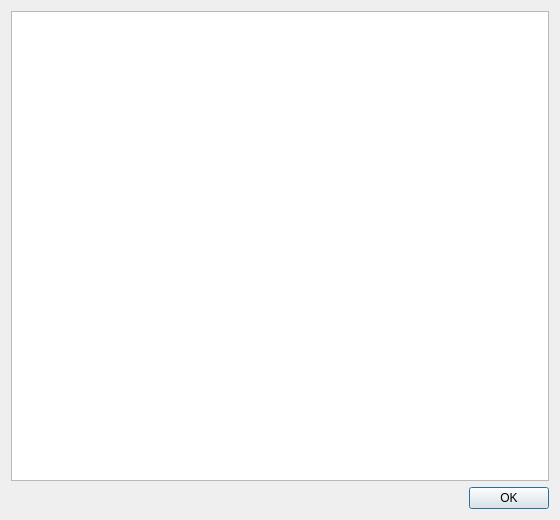
First picture: the form in mandelbrot-gui/dialogs/help/HelpDialog.ui, repository Alex31TheDev/mandelbrot, before the edit.
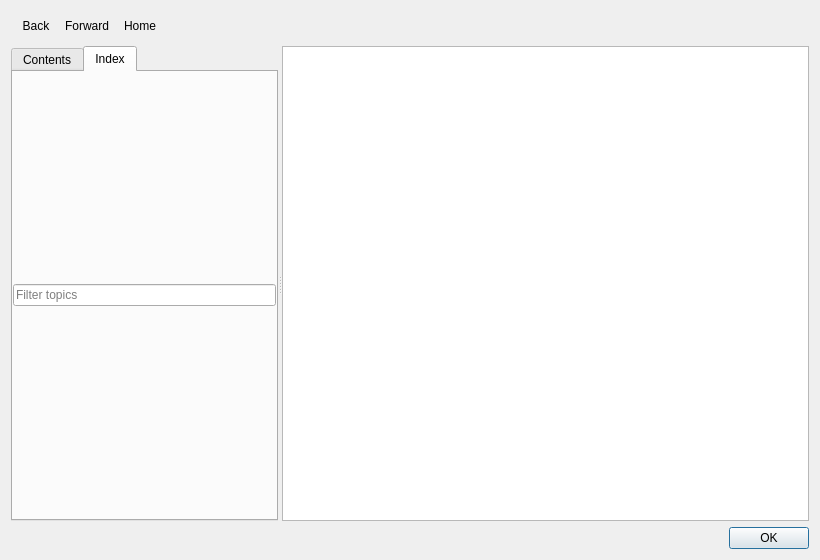
Second picture: the form after the edit. The open tabs and pages were chosen to show the change. Custom widgets are drawn as their Qt base class.

Commit message: Improve help and about, fix some native bugs

```diff
--- a/mandelbrot-gui/dialogs/help/HelpDialog.ui
+++ b/mandelbrot-gui/dialogs/help/HelpDialog.ui
@@ -6,19 +6,115 @@
    <rect>
     <x>0</x>
     <y>0</y>
-    <width>560</width>
-    <height>520</height>
+    <width>820</width>
+    <height>560</height>
    </rect>
   </property>
+  <property name="minimumSize">
+   <size>
+    <width>720</width>
+    <height>480</height>
+   </size>
+  </property>
   <property name="windowTitle">
    <string>Help</string>
   </property>
   <layout class="QVBoxLayout" name="verticalLayout">
    <item>
-    <widget class="QTextBrowser" name="helpText">
-     <property name="openExternalLinks">
-      <bool>true</bool>
+    <widget class="QToolBar" name="toolBar">
+     <property name="movable">
+      <bool>false</bool>
      </property>
+     <addaction name="actionBack"/>
+     <addaction name="actionForward"/>
+     <addaction name="actionHome"/>
+    </widget>
+   </item>
+   <item>
+    <widget class="QSplitter" name="splitter">
+     <property name="orientation">
+      <enum>Qt::Horizontal</enum>
+     </property>
+     <widget class="QTabWidget" name="navTabs">
+      <property name="minimumSize">
+       <size>
+        <width>220</width>
+        <height>0</height>
+       </size>
+      </property>
+      <widget class="QWidget" name="contentsPage">
+       <attribute name="title">
+        <string>Contents</string>
+       </attribute>
+       <layout class="QVBoxLayout" name="contentsLayout">
+        <property name="leftMargin">
+         <number>0</number>
+        </property>
+        <property name="topMargin">
+         <number>0</number>
+        </property>
+        <property name="rightMargin">
+         <number>0</number>
+        </property>
+        <property name="bottomMargin">
+         <number>0</number>
+        </property>
+       </layout>
+      </widget>
+      <widget class="QWidget" name="indexPage">
+       <attribute name="title">
+        <string>Index</string>
+       </attribute>
+       <layout class="QVBoxLayout" name="indexLayout">
+        <property name="leftMargin">
+         <number>0</number>
+        </property>
+        <property name="topMargin">
+         <number>0</number>
+        </property>
+        <property name="rightMargin">
+         <number>0</number>
+        </property>
+        <property name="bottomMargin">
+         <number>0</number>
+        </property>
+        <item>
+         <widget class="QLineEdit" name="indexFilterEdit">
+          <property name="placeholderText">
+           <string>Filter topics</string>
+          </property>
+         </widget>
+        </item>
+        <item>
+         <layout class="QVBoxLayout" name="indexWidgetLayout">
+          <property name="leftMargin">
+           <number>0</number>
+          </property>
+          <property name="topMargin">
+           <number>0</number>
+          </property>
+          <property name="rightMargin">
+           <number>0</number>
+          </property>
+          <property name="bottomMargin">
+           <number>0</number>
+          </property>
+         </layout>
+        </item>
+       </layout>
+      </widget>
+     </widget>
+     <widget class="HelpBrowser" name="helpBrowser">
+      <property name="readOnly">
+       <bool>true</bool>
+      </property>
+      <property name="openExternalLinks">
+       <bool>false</bool>
+      </property>
+      <property name="openLinks">
+       <bool>false</bool>
+      </property>
+     </widget>
     </widget>
    </item>
    <item>
@@ -32,7 +128,36 @@
     </widget>
    </item>
   </layout>
+  <action name="actionBack">
+   <property name="text">
+    <string>Back</string>
+   </property>
+  </action>
+  <action name="actionForward">
+   <property name="text">
+    <string>Forward</string>
+   </property>
+  </action>
+  <action name="actionHome">
+   <property name="text">
+    <string>Home</string>
+   </property>
+  </action>
  </widget>
+ <customwidgets>
+  <customwidget>
+   <class>HelpBrowser</class>
+   <extends>QTextBrowser</extends>
+   <header>dialogs/help/HelpDialog.h</header>
+  </customwidget>
+ </customwidgets>
+ <tabstops>
+  <tabstop>toolBar</tabstop>
+  <tabstop>navTabs</tabstop>
+  <tabstop>indexFilterEdit</tabstop>
+  <tabstop>helpBrowser</tabstop>
+  <tabstop>buttonBox</tabstop>
+ </tabstops>
  <resources/>
  <connections>
   <connection>
```
Left out of the diff: 8 changed lines with no effect on the pictures. The commit also changes 68 other files.
